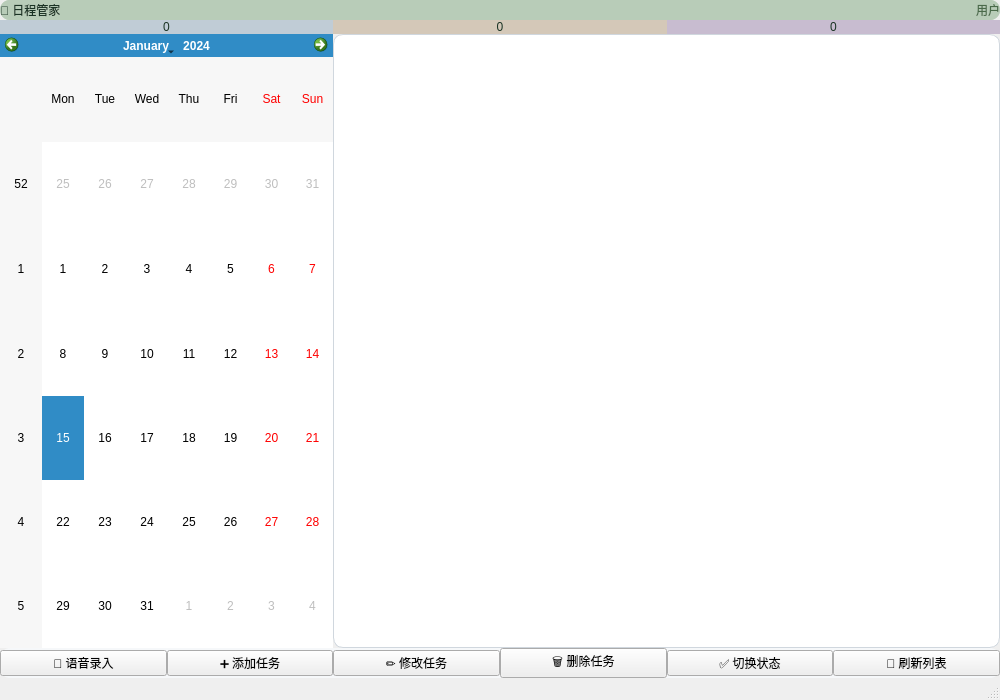
Above: src/MainWindow.ui from jujuboakz/schedule-manager before the change. Below: the same form after it.
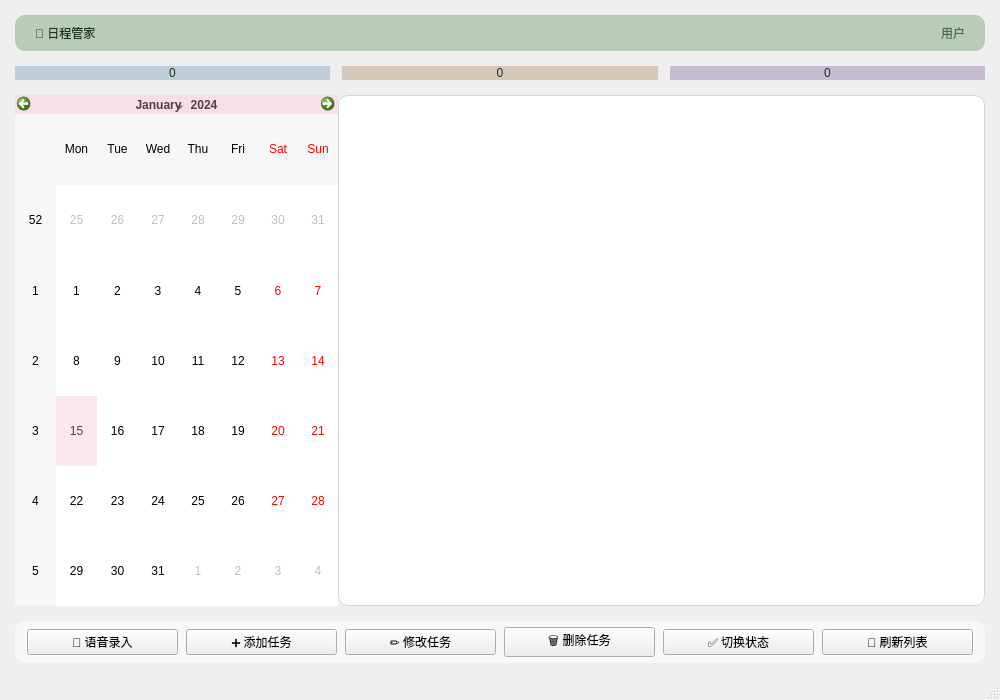
That is the form after the change.

Commit message: 主界面ui优化

Diff of the .ui file:
```diff
--- a/src/MainWindow.ui
+++ b/src/MainWindow.ui
@@ -16,19 +16,19 @@
   <widget class="QWidget" name="centralwidget">
    <layout class="QVBoxLayout" name="verticalLayout_root">
     <property name="spacing">
-     <number>0</number>
+    <number>15</number>
     </property>
     <property name="leftMargin">
-     <number>0</number>
+     <number>15</number>
     </property>
     <property name="topMargin">
-     <number>0</number>
+     <number>15</number>
     </property>
     <property name="rightMargin">
-     <number>0</number>
+     <number>15</number>
     </property>
     <property name="bottomMargin">
-     <number>0</number>
+     <number>15</number>
     </property>
     <item>
      <widget class="QFrame" name="frame_title">
@@ -40,16 +40,16 @@
       </property>
       <layout class="QHBoxLayout" name="horizontalLayout_title">
        <property name="leftMargin">
-        <number>0</number>
+         <number>20</number>
        </property>
        <property name="topMargin">
-        <number>0</number>
+         <number>8</number>
        </property>
        <property name="rightMargin">
-        <number>0</number>
+         <number>20</number>
        </property>
        <property name="bottomMargin">
-        <number>0</number>
+         <number>8</number>
        </property>
        <item>
         <widget class="QLabel" name="label_title">
@@ -96,7 +96,7 @@
     <item>
      <layout class="QHBoxLayout" name="statsLayout">
       <property name="spacing">
-       <number>0</number>
+       <number>12</number>
       </property>
       <item>
        <widget class="QFrame" name="frame_total">
@@ -237,13 +237,50 @@
       <item>
        <widget class="QCalendarWidget" name="calendarWidget">
         <property name="sizePolicy">
-         <sizepolicy hsizetype="Preferred" vsizetype="Preferred">
+         <sizepolicy hsizetype="Expanding" vsizetype="Expanding">
           <horstretch>0</horstretch>
           <verstretch>0</verstretch>
          </sizepolicy>
         </property>
         <property name="styleSheet">
-         <string>QCalendarWidget { background-color: #ffffff; border: 1px solid #d0d7de; border-radius: 10px; padding: 6px; }</string>
+        <string>
+
+        QCalendarWidget {
+            background-color: #ffffff;
+            border: 1px solid #f0d6df;
+            border-radius: 10px;
+        }
+
+
+        /* 顶部年月栏 */
+        QCalendarWidget QWidget#qt_calendar_navigationbar {
+            background-color: #f8dfe7;
+        }
+
+        /* 鼠标悬停 */
+        QCalendarWidget QToolButton:hover {
+            background-color: #f5d0dc;
+        }
+
+        /* 左右切换按钮 */
+        QCalendarWidget QToolButton {
+            background-color: #f8dfe7;
+            color: #5a3a45;
+            border-radius: 6px;
+        }
+
+        QCalendarWidget QToolButton::menu-indicator {
+            image: none;
+        }
+
+
+        /* 选中的日期 */
+        QCalendarWidget QAbstractItemView {
+            selection-background-color: #fae8ed;
+            selection-color: #5a3a45;
+        }
+
+        </string>
         </property>
        </widget>
       </item>
@@ -272,19 +309,19 @@
       </property>
       <layout class="QHBoxLayout" name="horizontalLayout_buttons">
        <property name="spacing">
-        <number>0</number>
+         <number>8</number>
        </property>
        <property name="leftMargin">
-        <number>0</number>
+         <number>12</number>
        </property>
        <property name="topMargin">
-        <number>0</number>
+         <number>6</number>
        </property>
        <property name="rightMargin">
-        <number>0</number>
+         <number>12</number>
        </property>
        <property name="bottomMargin">
-        <number>0</number>
+         <number>6</number>
        </property>
        <item>
         <widget class="QPushButton" name="pushButton_Voice">
```
Left out of the diff: 12 changed lines with no effect on the pictures. Lines whose indentation alone changed are shown as unchanged.
